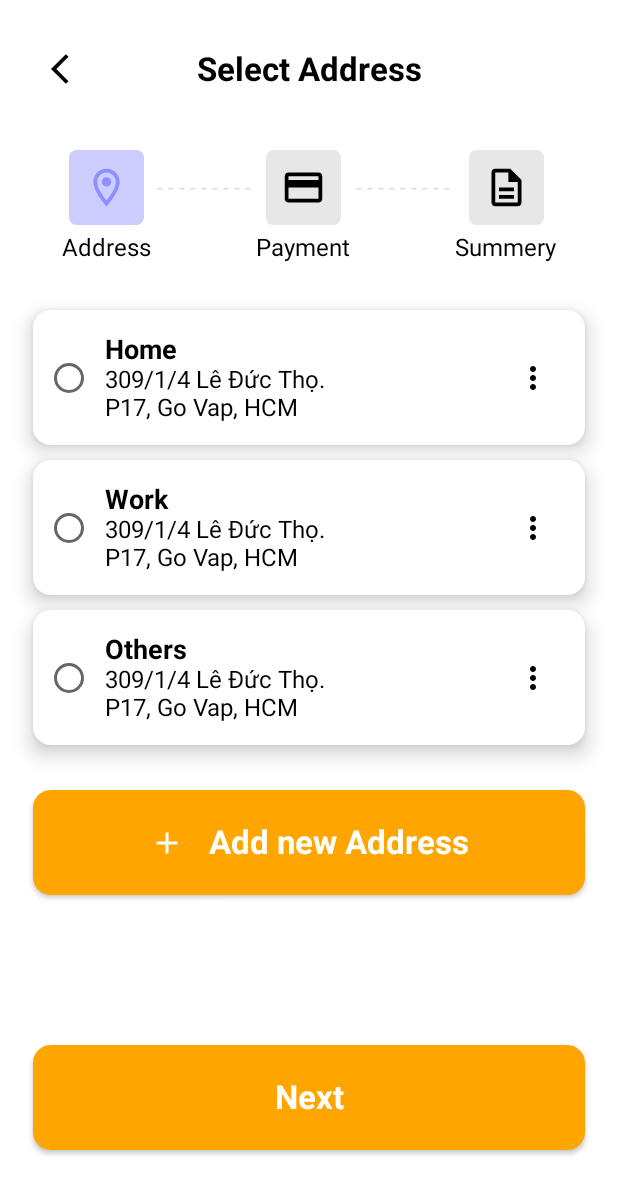
After one commit to Manh-IT-K2/AppShoeStore, an Android app built with Jetpack Compose: the @Preview function ShippingAddressScreen, on a phone screen of 412 x 824 dp. The commit adds this screen. Shown: the top 1194 px of the screen. Run offline under Robolectric (Android 15) with nearby library versions, the phone set to English and light mode, and no system bars; Roboto replaces fonts that are not available here.

Commit message:
screen shipping address

```diff
--- a/app/src/main/java/com/example/appshoestore/Navigation/AppNavigationHost.kt
+++ b/app/src/main/java/com/example/appshoestore/Navigation/AppNavigationHost.kt
@@ -2,12 +2,10 @@ package com.example.appshoestore.Navigation
 
 import androidx.compose.runtime.Composable
 import androidx.compose.runtime.MutableIntState
-import androidx.compose.ui.Modifier
 import androidx.navigation.NavHostController
 import androidx.navigation.NavType
 import androidx.navigation.compose.NavHost
 import androidx.navigation.compose.composable
-import androidx.navigation.compose.rememberNavController
 import androidx.navigation.navArgument
 import com.example.appshoestore.Screen.FavoriteScreen
 import com.example.appshoestore.Screen.HomeScreen
@@ -16,7 +14,7 @@ import com.example.appshoestore.Screen.ProductDetailScreen
 import com.example.appshoestore.Screen.ProfileScreen
 import com.example.appshoestore.Screen.SearchScreen
 import com.example.appshoestore.Screen.SettingScreen
-import com.example.appshoestore.Screen.ShoppingCartScreen
+import com.example.appshoestore.Screen.ShoppingCart.ShoppingCartScreen
 
 @Composable
 fun AppNavigationHost(navController: NavHostController, currentIndex: MutableIntState) {
--- /dev/null
+++ b/app/src/main/java/com/example/appshoestore/Screen/ShoppingCart/ShippingAddressScreen.kt
@@ -0,0 +1,308 @@
+package com.example.appshoestore.Screen.ShoppingCart
+
+import androidx.compose.foundation.background
+import androidx.compose.foundation.clickable
+import androidx.compose.foundation.layout.Arrangement
+import androidx.compose.foundation.layout.Box
+import androidx.compose.foundation.layout.Column
+import androidx.compose.foundation.layout.Row
+import androidx.compose.foundation.layout.Spacer
+import androidx.compose.foundation.layout.fillMaxSize
+import androidx.compose.foundation.layout.fillMaxWidth
+import androidx.compose.foundation.layout.height
+import androidx.compose.foundation.layout.padding
+import androidx.compose.foundation.layout.size
+import androidx.compose.foundation.layout.width
+import androidx.compose.foundation.shape.RoundedCornerShape
+import androidx.compose.material.Button
+import androidx.compose.material.ButtonDefaults
+import androidx.compose.material.Card
+import androidx.compose.material.Icon
+import androidx.compose.material.IconButton
+import androidx.compose.material.RadioButton
+import androidx.compose.material.RadioButtonColors
+import androidx.compose.material.RadioButtonDefaults
+import androidx.compose.material.Text
+import androidx.compose.material.icons.Icons
+import androidx.compose.material.icons.filled.Add
+import androidx.compose.material.icons.filled.ArrowBackIos
+import androidx.compose.material.icons.filled.MoreVert
+import androidx.compose.material.icons.outlined.CreditCard
+import androidx.compose.material.icons.outlined.Description
+import androidx.compose.material.icons.outlined.LocationOn
+import androidx.compose.runtime.Composable
+import androidx.compose.ui.Alignment
+import androidx.compose.ui.Modifier
+import androidx.compose.ui.graphics.Color
+import androidx.compose.ui.graphics.vector.ImageVector
+import androidx.compose.ui.text.TextStyle
+import androidx.compose.ui.text.font.FontWeight
+import androidx.compose.ui.text.style.TextAlign
+import androidx.compose.ui.tooling.preview.Preview
+import androidx.compose.ui.unit.dp
+import androidx.compose.ui.unit.sp
+
+@Preview
+@Composable
+fun ShippingAddressScreen() {
+    Box(
+        modifier = Modifier
+            .background(Color.White)
+            .padding(22.dp, 22.dp)
+            .fillMaxSize()
+    ) {
+        Column() {
+            Row(verticalAlignment = Alignment.CenterVertically) {
+                Box(
+                    modifier = Modifier
+                        .weight(0.5f)
+
+                ) {
+                    IconButton(onClick = { /*TODO*/ }) {
+                        Icon(
+                            imageVector = Icons.Default.ArrowBackIos,
+                            contentDescription = null,
+                            tint = Color.Black
+                        )
+                    }
+                }
+                Box(modifier = Modifier.weight(2f), contentAlignment = Alignment.Center) {
+                    Text(
+                        text = "Select Address",
+                        style = TextStyle(
+                            fontSize = 22.sp,
+                            fontWeight = FontWeight.Bold,
+                            color = Color.Black,
+                            textAlign = TextAlign.Center
+                        )
+                    )
+                }
+                Box(modifier = Modifier.weight(0.5f))
+            }
+            Row(
+                modifier = Modifier
+                    .padding(top = 30.dp)
+                    .fillMaxWidth(),
+                horizontalArrangement = Arrangement.Center
+            ) {
+                ItemSelectedStep(
+                    icon = Icons.Outlined.LocationOn,
+                    background = Color.Blue.copy(alpha = 0.2f),
+                    iconColor = Color.Blue.copy(alpha = 0.3f),
+                    title = "Address"
+                )
+                Box(
+                    modifier = Modifier
+                        .height(50.dp)
+                        .width(70.dp),
+                    contentAlignment = Alignment.Center
+                ) {
+                    Text(
+                        text = "- - - - - - - - -",
+                        style = TextStyle(
+                            color = Color.Gray.copy(alpha = 0.3f),
+                            textAlign = TextAlign.Center
+                        )
+                    )
+                }
+                ItemSelectedStep(
+                    icon = Icons.Outlined.CreditCard,
+                    background = Color.Gray.copy(alpha = 0.2f),
+                    iconColor = Color.Black,
+                    title = "Payment"
+                )
+                Box(
+                    modifier = Modifier
+                        .height(50.dp)
+                        .width(70.dp),
+                    contentAlignment = Alignment.Center
+                ) {
+                    Text(
+                        text = "- - - - - - - - -",
+                        style = TextStyle(
+                            color = Color.Gray.copy(alpha = 0.3f),
+                            textAlign = TextAlign.Center
+                        )
+                    )
+                }
+                ItemSelectedStep(
+                    icon = Icons.Outlined.Description,
+                    background = Color.Gray.copy(alpha = 0.2f),
+                    iconColor = Color.Black,
+                    title = "Summery"
+                )
+            }
+            var selectedAddress = false
+            Spacer(modifier = Modifier.height(22.dp))
+            ItemAddress(
+                title = "Home",
+                detail = "309/1/4 Lê Đức Thọ.\nP17, Go Vap, HCM",
+                select = selectedAddress,
+                onClickChose = {
+                    selectedAddress = !selectedAddress
+
+                })
+            ItemAddress(
+                title = "Work",
+                detail = "309/1/4 Lê Đức Thọ.\nP17, Go Vap, HCM",
+                select = selectedAddress,
+                onClickChose = {
+                    selectedAddress = !selectedAddress
+                })
+            ItemAddress(
+                title = "Others",
+                detail = "309/1/4 Lê Đức Thọ.\nP17, Go Vap, HCM",
+                select = selectedAddress,
+                onClickChose = {
+                    selectedAddress = !selectedAddress
+                })
+            Spacer(modifier = Modifier.height(30.dp))
+            Button(
+                onClick = { /*TODO*/ },
+                colors = ButtonDefaults.buttonColors(backgroundColor = Color(0xFFFFA500)),
+                shape = RoundedCornerShape(12.dp),
+                modifier = Modifier
+                    .fillMaxWidth()
+                    .height(70.dp)
+            ) {
+                Row(verticalAlignment = Alignment.CenterVertically) {
+                    Icon(
+                        imageVector = Icons.Default.Add,
+                        contentDescription = null,
+                        tint = Color.White
+                    )
+                    Spacer(modifier = Modifier.width(16.dp))
+                    Text(
+                        text = "Add new Address",
+                        style = TextStyle(
+                            fontWeight = FontWeight.Bold,
+                            fontSize = 22.sp,
+                            color = Color.White
+                        )
+                    )
+                }
+            }
+            Spacer(modifier = Modifier.height(100.dp))
+            Button(
+                onClick = { /*TODO*/ },
+                colors = ButtonDefaults.buttonColors(backgroundColor = Color(0xFFFFA500)),
+                shape = RoundedCornerShape(12.dp),
+                modifier = Modifier
+                    .fillMaxWidth()
+                    .height(70.dp)
+            ) {
+                Text(
+                    text = "Next",
+                    style = TextStyle(
+                        fontWeight = FontWeight.Bold,
+                        fontSize = 22.sp,
+                        color = Color.White
+                    )
+                )
+            }
+        }
+    }
+}
+
+@Composable
+fun ItemSelectedStep(
+    icon: ImageVector,
+    background: Color,
+    iconColor: Color,
+    title: String
+) {
+    Column(horizontalAlignment = Alignment.CenterHorizontally) {
+        Box(
+            modifier = Modifier
+                .height(50.dp)
+                .width(50.dp)
+                .background(background, shape = RoundedCornerShape(5.dp)),
+            contentAlignment = Alignment.Center
+        ) {
+            Icon(
+                imageVector = icon,
+                contentDescription = null,
+                tint = iconColor,
+                modifier = Modifier.size(30.dp)
+            )
+        }
+        Text(
+            text = title,
+            style = TextStyle(
+                fontSize = 16.sp,
+                fontWeight = FontWeight.Normal,
+                color = Color.Black
+            ),
+            modifier = Modifier.padding(top = 6.dp)
+        )
+    }
+}
+
+@Preview
+@Composable
+fun TestItemSelectedStep() {
+    ItemSelectedStep(
+        icon = Icons.Outlined.LocationOn,
+        background = Color.Gray,
+        iconColor = Color.Black,
+        title = "Address"
+    )
+}
+
+@Composable
+fun ItemAddress(
+    title: String,
+    detail: String,
+    select: Boolean,
+    onClickChose: () -> Unit = {}
+) {
+    Card(
+        modifier = Modifier
+            .fillMaxWidth()
+            .height(100.dp)
+            .padding(top = 10.dp)
+            .clickable { onClickChose() },
+        elevation = 8.dp,
+        shape = RoundedCornerShape(12.dp)
+    ) {
+
+        Row(modifier = Modifier.fillMaxWidth(), verticalAlignment = Alignment.CenterVertically) {
+            RadioButton(
+                selected = select, onClick = { /*TODO*/ }, colors = RadioButtonDefaults.colors(
+                    Color.Blue.copy(alpha = 0.3f)
+                )
+            )
+            Column(modifier = Modifier.width(250.dp)) {
+                Text(
+                    text = title,
+                    style = TextStyle(
+                        fontSize = 18.sp,
+                        fontWeight = FontWeight.Bold,
+                        color = Color.Black
+                    )
+                )
+                Text(
+                    text = detail,
+                    style = TextStyle(
+                        fontSize = 16.sp,
+                        fontWeight = FontWeight.Normal,
+                        color = Color.Black
+                    )
+                )
+            }
+            IconButton(onClick = { /*TODO*/ }, modifier = Modifier.weight(1f)) {
+                Icon(
+                    imageVector = Icons.Default.MoreVert,
+                    contentDescription = null,
+                    tint = Color.Black
+                )
+            }
+        }
+    }
+}
+
+@Preview
+@Composable
+fun TestItemAddress() {
+    ItemAddress(title = "Home", select = true, detail = "309/1/4 Lê Đức Thọ. \n P17,  Go Vap, HCM")
+}
--- a/app/src/main/java/com/example/appshoestore/Screen/ShoppingCartScreen.kt
+++ b/app/src/main/java/com/example/appshoestore/Screen/ShoppingCart/ShoppingCartScreen.kt
@@ -1,11 +1,10 @@
-package com.example.appshoestore.Screen
+package com.example.appshoestore.Screen.ShoppingCart
 
 import androidx.compose.foundation.BorderStroke
 import androidx.compose.foundation.Image
 import androidx.compose.foundation.background
 import androidx.compose.foundation.border
 import androidx.compose.foundation.clickable
-import androidx.compose.foundation.layout.Arrangement
 import androidx.compose.foundation.layout.Box
 import androidx.compose.foundation.layout.Column
 import androidx.compose.foundation.layout.Row
@@ -38,7 +37,6 @@ import androidx.compose.ui.Alignment
 import androidx.compose.ui.Modifier
 import androidx.compose.ui.draw.rotate
 import androidx.compose.ui.graphics.Color
-import androidx.compose.ui.graphics.Shape
 import androidx.compose.ui.graphics.SolidColor
 import androidx.compose.ui.res.painterResource
 import androidx.compose.ui.text.TextStyle
```
Also changed, not shown: app/src/main/java/com/example/appshoestore/MainActivity.kt (+0 -16 lines).
